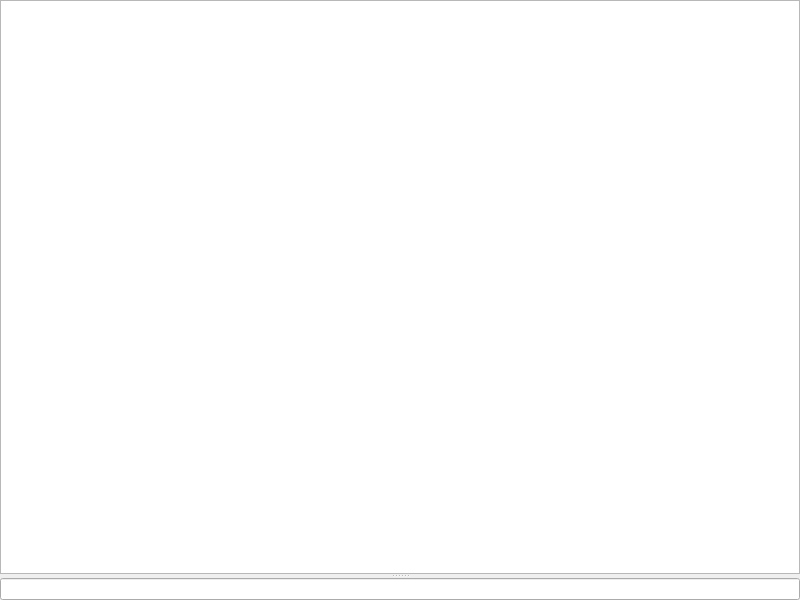
This is smushclient-qt/cpp/ui/worldtab.ui in jnbooth/smushclient as Qt 5 draws it before an edit. The edited form follows.
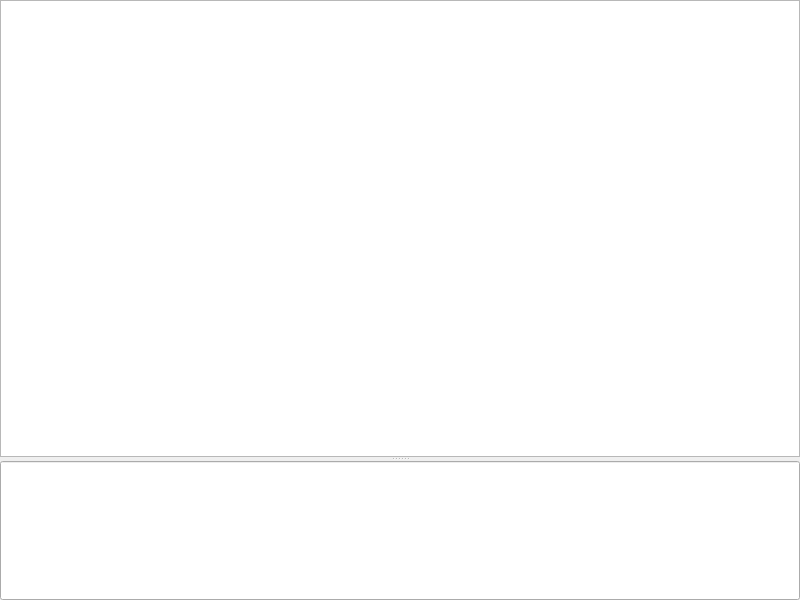
This is the edited form.

Diff of the .ui file:
```diff
--- a/smushclient-qt/cpp/ui/worldtab.ui
+++ b/smushclient-qt/cpp/ui/worldtab.ui
@@ -16,13 +16,22 @@
   <property name="orientation">
    <enum>Qt::Orientation::Vertical</enum>
   </property>
+  <widget class="QWidget" name="area" native="true">
+   <layout class="QHBoxLayout" name="horizontalLayout_3">
+    <property name="leftMargin">
+     <number>0</number>
+    </property>
+    <property name="topMargin">
+     <number>0</number>
+    </property>
+    <property name="rightMargin">
+     <number>0</number>
+    </property>
+    <property name="bottomMargin">
+     <number>0</number>
+    </property>
+    <item>
   <widget class="QTextBrowser" name="output">
-   <property name="sizePolicy">
-    <sizepolicy hsizetype="Expanding" vsizetype="Expanding">
-     <horstretch>0</horstretch>
-     <verstretch>1</verstretch>
-    </sizepolicy>
-   </property>
    <property name="focusPolicy">
     <enum>Qt::FocusPolicy::NoFocus</enum>
    </property>
@@ -32,6 +41,9 @@
    <property name="sizeAdjustPolicy">
     <enum>QAbstractScrollArea::SizeAdjustPolicy::AdjustToContentsOnFirstShow</enum>
    </property>
+     </widget>
+    </item>
+   </layout>
   </widget>
   <widget class="QLineEdit" name="input"/>
  </widget>
```
Lines whose indentation alone changed are shown as unchanged.
